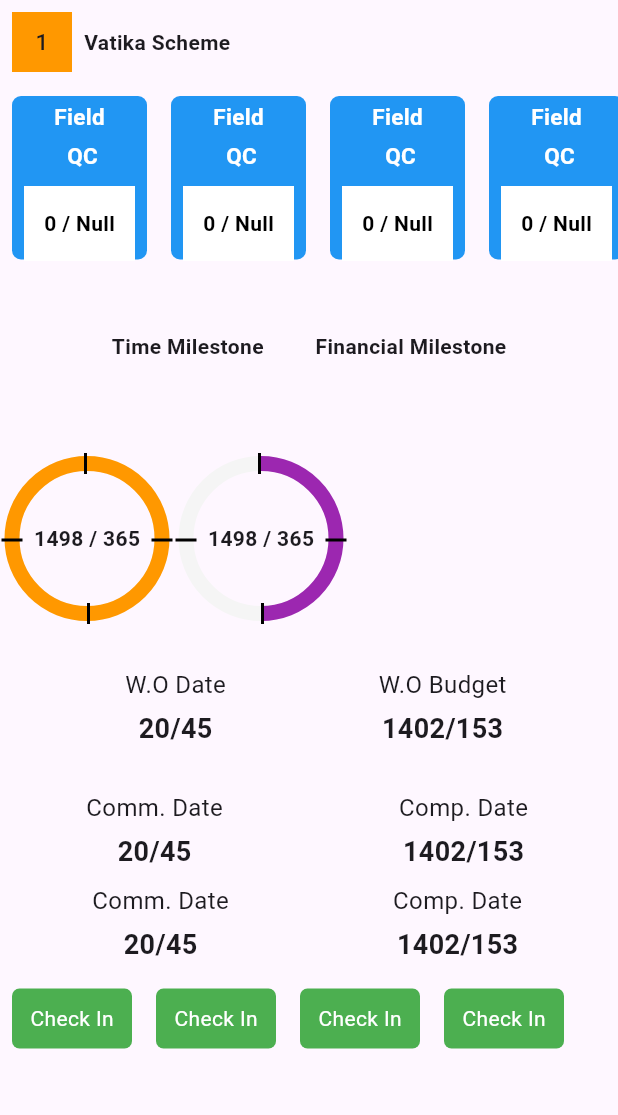
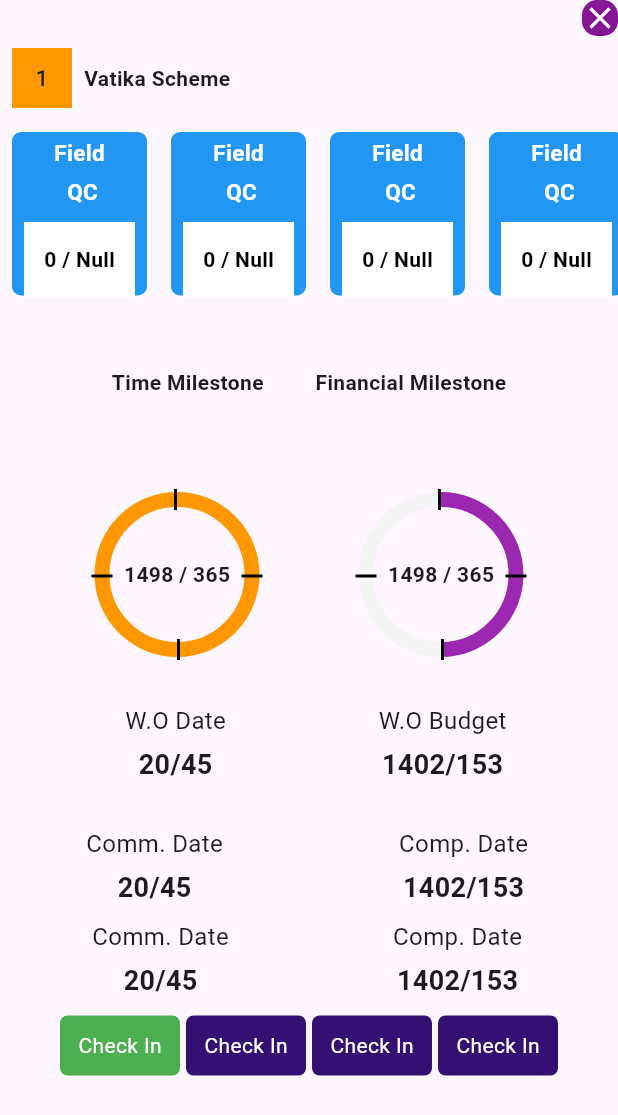
Before and after one commit to 91purabi/flutter_project, a Flutter app: the ProjectNameAndProgressDialogChildWidget widget shown alone on an empty page, opened directly, on a phone screen of 412 x 824 dp. Shown: the top 1115 px of the screen. Run offline on Flutter 3.47's test engine with Material 3 defaults, Android fonts, the phone set to English and light mode, and no system bars.

Commit message:
add icon button on dialog

```diff
--- a/prestigious_project/prestigious_project/lib/screens/home_screens/home_screen.dart
+++ b/prestigious_project/prestigious_project/lib/screens/home_screens/home_screen.dart
@@ -5,8 +5,8 @@ import 'package:prestigious_project/screens/home_screens/widgets/dialogs/project
 import 'package:prestigious_project/widget/card_example_screen.dart';
 import 'package:prestigious_project/widget/prestigious_project.dart';
 import 'package:prestigious_project/widget/prestigious_project_header_card.dart';
-import 'package:prestigious_project/widget1/ontap_prestigious_project_card.dart';
-import 'package:prestigious_project/widget1/work_order_detail_screen.dart';
+//import 'package:prestigious_project/widget1/ontap_prestigious_project_card.dart';
+import 'package:prestigious_project/widget1/project_name_and_progress_dialog_widget.dart';
 
 class HomeScreen extends StatelessWidget {
   const HomeScreen({super.key});
@@ -70,7 +70,7 @@ class HomeScreen extends StatelessWidget {
               physicalProgressTotalValue: '244',
             ),
             //OntapPrestigiousProjectCard(),
-            ProjectNameAndProgressDialogChildWidget(),
+            //ProjectNameAndProgressDialogChildWidget(),
           ],
         ),
       ),
--- a/prestigious_project/prestigious_project/lib/screens/home_screens/widgets/dialogs/project_name_and_progress_dialog.dart
+++ b/prestigious_project/prestigious_project/lib/screens/home_screens/widgets/dialogs/project_name_and_progress_dialog.dart
@@ -1,6 +1,6 @@
 import 'package:flutter/material.dart';
-import 'package:prestigious_project/widget1/ontap_prestigious_project_card.dart';
-import 'package:prestigious_project/widget1/work_order_detail_screen.dart';
+//import 'package:prestigious_project/widget1/ontap_prestigious_project_card.dart';
+import 'package:prestigious_project/widget1/project_name_and_progress_dialog_widget.dart';
 
 class ProjectNameAndProgressDialog extends StatelessWidget {
   const ProjectNameAndProgressDialog({super.key});
--- a/prestigious_project/prestigious_project/lib/widget1/cards_widget.dart
+++ b/prestigious_project/prestigious_project/lib/widget1/cards_widget.dart
@@ -12,7 +12,7 @@ class CardsWidgets extends StatelessWidget {
   @override
   Widget build(BuildContext context) {
     return Padding(
-        padding: const EdgeInsets.all(8),
+        padding: const EdgeInsets.all(2),
         child: Row(children: [
           Container(
             decoration: BoxDecoration(
--- a/prestigious_project/prestigious_project/lib/widget1/work_order_detail_screen.dart
+++ b/prestigious_project/prestigious_project/lib/widget1/project_name_and_progress_dialog_widget.dart
@@ -21,6 +21,25 @@ class _ProjectNameAndProgressDialogChildWidgetState
     return SingleChildScrollView(
       child: Column(
         children: [
+          Row(
+            mainAxisAlignment: MainAxisAlignment.end,
+            children: [
+              Container(
+                decoration: BoxDecoration(
+                    borderRadius: BorderRadius.circular(10),
+                    color: Color.fromARGB(255, 132, 22, 148)),
+                child: Stack(
+                  children: [
+                    Positioned(
+                        child: Icon(
+                      Icons.close,
+                      color: Colors.white,
+                    )),
+                  ],
+                ),
+              ),
+            ],
+          ),
           PrestigiousProjectCardDialogWidget(),
           Padding(
             padding: const EdgeInsets.all(15.0),
@@ -45,6 +64,7 @@ class _ProjectNameAndProgressDialogChildWidgetState
             height: 20,
           ),
           Row(
+            mainAxisAlignment: MainAxisAlignment.spaceEvenly,
             children: [
               CommonProgressAndCountWidget(
                   progressColor: Colors.orange,
@@ -101,6 +121,7 @@ class _ProjectNameAndProgressDialogChildWidgetState
                 ),
               ),
               Row(
+                mainAxisAlignment: MainAxisAlignment.center,
                 children: [
                   Container(
                     child: CardsWidgets(
@@ -108,15 +129,18 @@ class _ProjectNameAndProgressDialogChildWidgetState
                   ),
                   Container(
                     child: CardsWidgets(
-                        cardsTextTitle: 'Check In', cardsColor: Colors.green),
+                        cardsTextTitle: 'Check In',
+                        cardsColor: Color.fromARGB(255, 51, 16, 114)),
                   ),
                   Container(
                     child: CardsWidgets(
-                        cardsTextTitle: 'Check In', cardsColor: Colors.green),
+                        cardsTextTitle: 'Check In',
+                        cardsColor: Color.fromARGB(255, 51, 16, 114)),
                   ),
                   Container(
                     child: CardsWidgets(
-                        cardsTextTitle: 'Check In', cardsColor: Colors.green),
+                        cardsTextTitle: 'Check In',
+                        cardsColor: Color.fromARGB(255, 51, 16, 114)),
                   ),
                 ],
               ),
```
